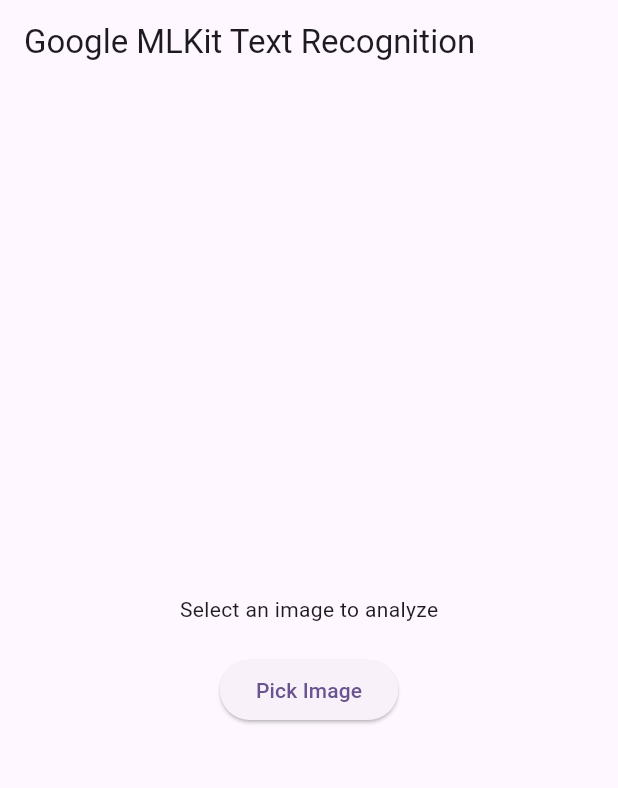
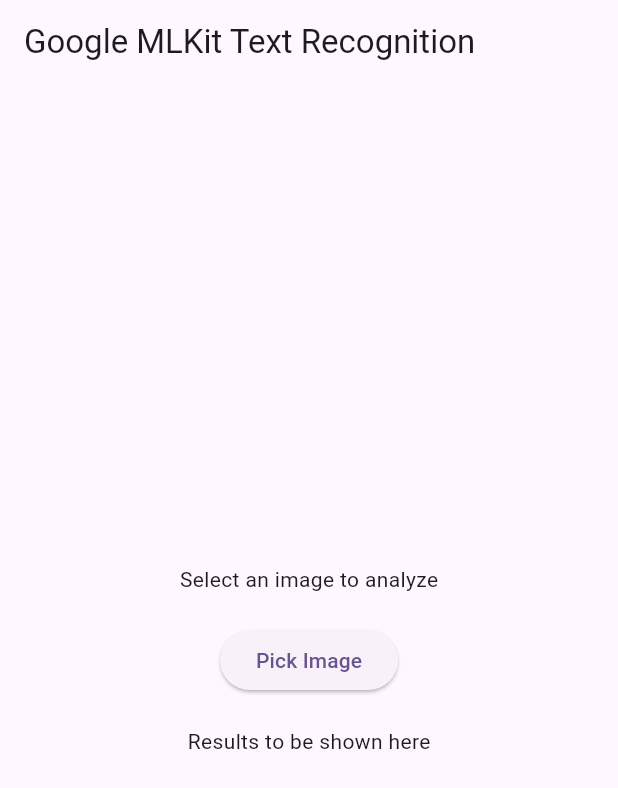
Before and after one commit to sanu00007/text_recognition_in_flutter, a Flutter app: the screen it shows after launch, on a phone screen of 412 x 824 dp. Shown: the top 788 px of the screen. Run offline on Flutter 3.47's test engine with Material 3 defaults, Android fonts, the light colour scheme and no system bars; our stand-ins replace image_picker; missing offline and left inert: google_mlkit_text_recognition.

Commit message:
result in app

```diff
--- a/lib/main.dart
+++ b/lib/main.dart
@@ -35,6 +35,7 @@
 
 class _MyHomePageState extends State<MyHomePage> {
   File? _imageFile;
+  var result = "Results to be shown here";
   Future<void> _pickImage() async {
     final pickedFile =
         await ImagePicker().pickImage(source: ImageSource.gallery);
@@ -53,6 +54,11 @@
         await textRecognizer.processImage(inputImage);
     String extractedText = recognizedText.text;
     print(extractedText);
+    result =
+        "Text Recognised by Google MLkit is Listed below: \n" + extractedText;
+    setState(() {
+      result;
+    });
   }
 
   @override
@@ -78,7 +84,11 @@
                 ElevatedButton(
                   onPressed: _pickImage,
                   child: Text('Pick Image'),
-                )
+                ),
+                SizedBox(
+                  height: 20,
+                ),
+                Text(result),
               ],
             ),
           ),
```
